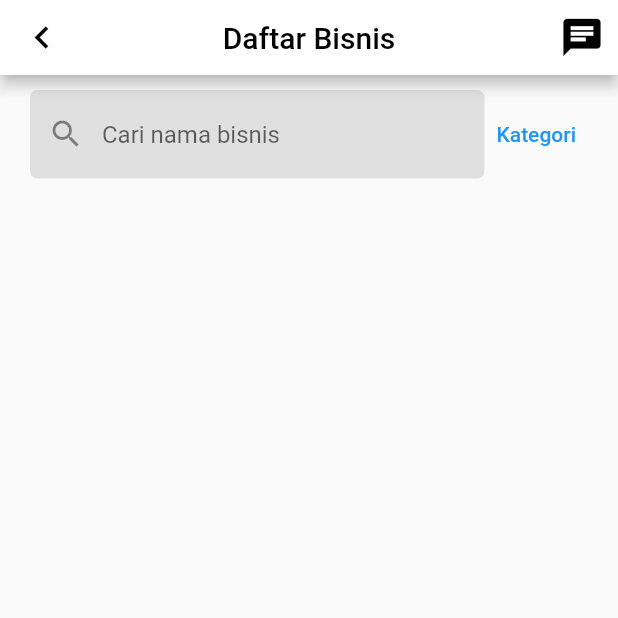
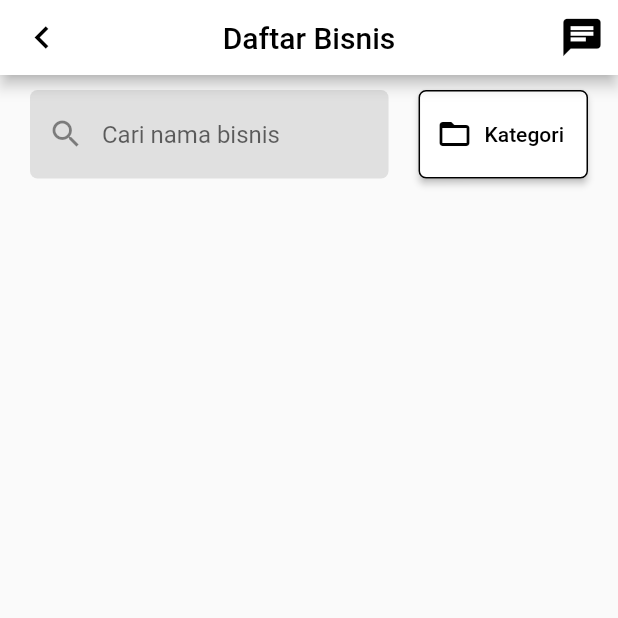
Before and after one commit to fauzipadlaw/study_case_flutter, a Flutter app: the screen it shows after launch, on a phone screen of 412 x 824 dp, the top half of it. Run offline on Flutter 3.47's test engine with Material 2 defaults, Android fonts, the phone set to English and light mode, and no system bars; our stand-ins replace get.

Commit message:
done button in filter component

```diff
--- a/lib/components/filter.dart
+++ b/lib/components/filter.dart
@@ -5,11 +5,12 @@ class FilterComponent extends StatelessWidget {
 
   @override
   Widget build(BuildContext context) {
-    return Row(
-      children:  [
+    return IntrinsicHeight(
+        child: Row(
+      crossAxisAlignment: CrossAxisAlignment.stretch,
+      children: [
         Flexible(
             child: TextField(
-
           decoration: InputDecoration(
               fillColor: Colors.grey[300],
               filled: true,
@@ -19,11 +20,27 @@ class FilterComponent extends StatelessWidget {
                   borderSide: BorderSide.none,
                   borderRadius: BorderRadius.all(Radius.circular(5)))),
         )),
-        TextButton(
-          onPressed: () {  },
-          child: Text("Kategori"),
-        )
+        const SizedBox(
+          width: 20,
+        ),
+        ElevatedButton.icon(
+          onPressed: () => {},
+          style: ButtonStyle(
+              backgroundColor: MaterialStateProperty.all<Color>(Colors.white),
+              shape: MaterialStateProperty.all<RoundedRectangleBorder>(
+                  const RoundedRectangleBorder(
+                      borderRadius: BorderRadius.all(Radius.circular(5)),
+                      side: BorderSide(color: Colors.black)))),
+          label: const Text(
+            "Kategori",
+            style: TextStyle(color: Colors.black),
+          ),
+          icon: const Icon(
+            Icons.folder_open,
+            color: Colors.black,
+          ),
+        ),
       ],
-    );
+    ));
   }
 }
--- a/lib/models/business.dart
+++ b/lib/models/business.dart
@@ -27,7 +27,7 @@ class Business {
   }
 
   Map<String, dynamic> toJson() {
-    final Map<String, dynamic> data = new Map<String, dynamic>();
+    final Map<String, dynamic> data = <String, dynamic>{};
     data['id'] = id;
     data['logo'] = logo;
     data['logoUrl'] = logoUrl;
```
